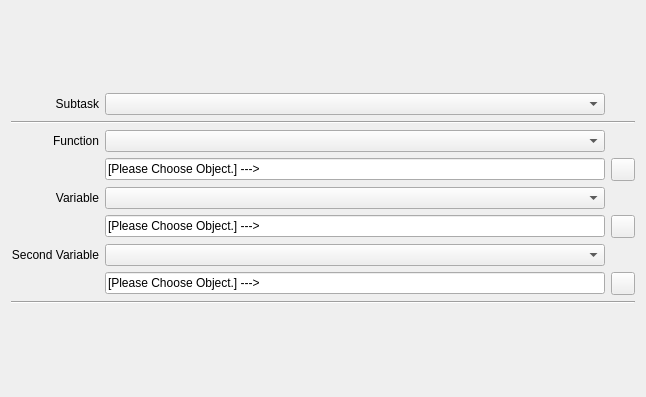
First picture: the form in copasi/UI/SensitivitiesWidget.ui, repository copasi/COPASI, before the edit.
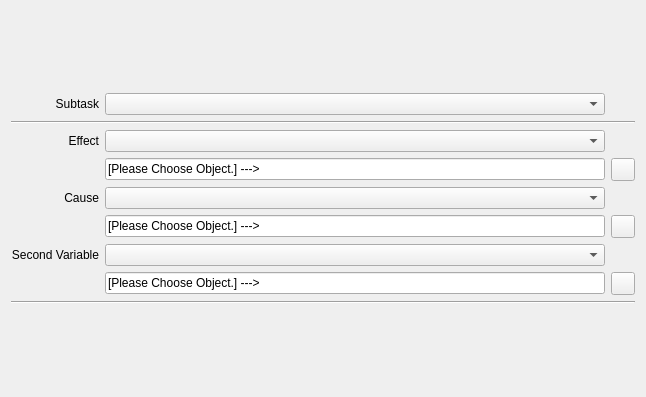
Second picture: the form after the edit. Custom widgets are drawn as their Qt base class.

Commit message: Sensitivities: rename "Function" and "Variable" to "Effect" and "Cause"

```diff
--- a/copasi/UI/SensitivitiesWidget.ui
+++ b/copasi/UI/SensitivitiesWidget.ui
@@ -74,7 +74,7 @@
         </size>
        </property>
        <property name="text">
-        <string>Function</string>
+        <string>Effect</string>
        </property>
        <property name="alignment">
         <set>Qt::AlignRight|Qt::AlignTrailing|Qt::AlignVCenter</set>
@@ -126,7 +126,7 @@
         </size>
        </property>
        <property name="text">
-        <string>Variable</string>
+        <string>Cause</string>
        </property>
        <property name="alignment">
         <set>Qt::AlignRight|Qt::AlignTrailing|Qt::AlignVCenter</set>
```
Left out of the diff: 15 changed lines with no effect on the pictures.
